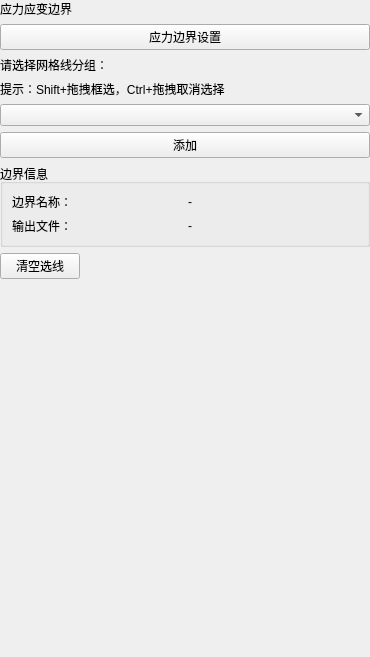
This is plugins/Base_Slover/StressBoundaryPage.ui in asd977/base_cae as Qt 5 draws it before an edit. The edited form follows.
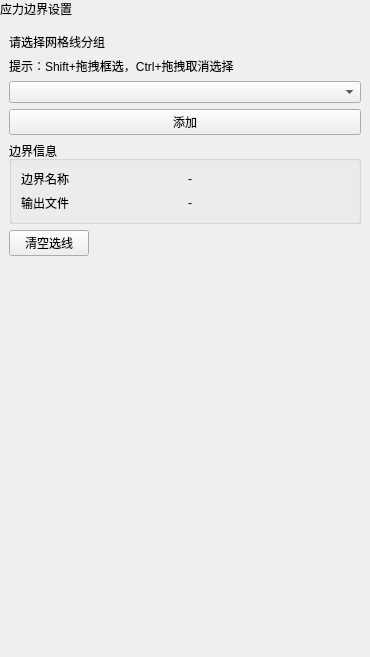
This is the edited form. Custom widgets are drawn as their Qt base class.

Diff of the .ui file:
```diff
--- a/plugins/Base_Slover/StressBoundaryPage.ui
+++ b/plugins/Base_Slover/StressBoundaryPage.ui
@@ -27,23 +27,42 @@
     <number>0</number>
    </property>
    <item>
-    <widget class="QLabel" name="pageNameLabel">
-     <property name="text">
-      <string>应力应变边界</string>
+    <widget class="QLabel" name="pageHeaderLabel">
+     <property name="sizePolicy">
+      <sizepolicy hsizetype="Preferred" vsizetype="Fixed">
+       <horstretch>0</horstretch>
+       <verstretch>0</verstretch>
+      </sizepolicy>
      </property>
-    </widget>
-   </item>
-   <item>
-    <widget class="QPushButton" name="sectionTitleButton">
      <property name="text">
       <string>应力边界设置</string>
      </property>
     </widget>
    </item>
    <item>
+    <layout class="QVBoxLayout" name="contentLayout">
+     <property name="leftMargin">
+      <number>9</number>
+     </property>
+     <property name="topMargin">
+      <number>9</number>
+     </property>
+     <property name="rightMargin">
+      <number>9</number>
+     </property>
+     <property name="bottomMargin">
+      <number>9</number>
+     </property>
+     <property name="spacing">
+      <number>6</number>
+     </property>
+     <item>
     <widget class="QLabel" name="labelPickHint">
      <property name="text">
-      <string>请选择网格线分组：</string>
+        <string>请选择网格线分组</string>
+       </property>
+       <property name="wordWrap">
+        <bool>false</bool>
      </property>
     </widget>
    </item>
@@ -53,12 +72,19 @@
       <string>提示：Shift+拖拽框选，Ctrl+拖拽取消选择</string>
      </property>
      <property name="wordWrap">
-      <bool>true</bool>
+        <bool>false</bool>
      </property>
     </widget>
    </item>
    <item>
-    <widget class="CustomComboBox" name="comboBoxGroup" />
+      <widget class="CustomComboBox" name="comboBoxGroup">
+       <property name="minimumSize">
+        <size>
+         <width>10</width>
+         <height>0</height>
+        </size>
+       </property>
+      </widget>
    </item>
    <item>
     <widget class="QPushButton" name="btnBatchAdd">
@@ -76,7 +102,10 @@
       <item row="0" column="0">
        <widget class="QLabel" name="label1">
         <property name="text">
-         <string>边界名称：</string>
+           <string>边界名称</string>
+          </property>
+          <property name="wordWrap">
+           <bool>false</bool>
         </property>
        </widget>
       </item>
@@ -85,12 +114,18 @@
         <property name="text">
          <string>-</string>
         </property>
+          <property name="wordWrap">
+           <bool>false</bool>
+          </property>
        </widget>
       </item>
       <item row="1" column="0">
        <widget class="QLabel" name="label2">
         <property name="text">
-         <string>输出文件：</string>
+           <string>输出文件</string>
+          </property>
+          <property name="wordWrap">
+           <bool>false</bool>
         </property>
        </widget>
       </item>
@@ -99,6 +134,9 @@
         <property name="text">
          <string>-</string>
         </property>
+          <property name="wordWrap">
+           <bool>false</bool>
+          </property>
        </widget>
       </item>
      </layout>
@@ -140,6 +178,8 @@
       </size>
      </property>
     </spacer>
+     </item>
+    </layout>
    </item>
   </layout>
  </widget>
```
Lines whose indentation alone changed are shown as unchanged.
